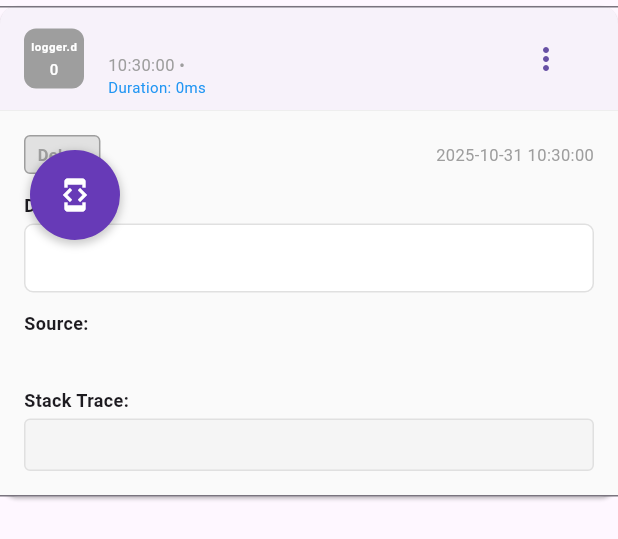
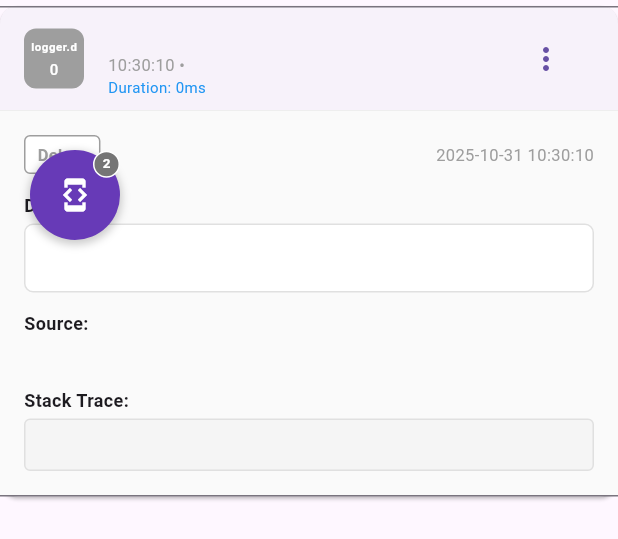
Before and after one commit to codeastartup01dev/flutter_awesome_logger, a Flutter app: the LogEntryWidget widget shown alone on an empty page, opened directly with empty values, after a tap on "logger.d", on a phone screen of 412 x 824 dp. Shown: the top 539 px of the screen. Run offline on Flutter 3.47's test engine with Material 3 defaults, Android fonts, the phone set to English and light mode, and no system bars; our stand-ins replace dio, logger.

```diff
--- a/example/lib/pages/api_demo_page.dart
+++ b/example/lib/pages/api_demo_page.dart
@@ -1,9 +1,7 @@
 import 'package:flutter/material.dart';
 import 'package:dio/dio.dart';
 import 'package:flutter_awesome_logger/flutter_awesome_logger.dart';
-
-/// Global logger instance for API demo
-final logger = FlutterAwesomeLogger.loggingUsingLogger;
+import 'package:flutter_awesome_logger_example/service/my_logger.dart';
 
 /// Model class for User data
 class User {
--- a/example/lib/pages/demo_page.dart
+++ b/example/lib/pages/demo_page.dart
@@ -1,11 +1,9 @@
 import 'package:flutter/material.dart';
 import 'package:dio/dio.dart';
 import 'package:flutter_awesome_logger/flutter_awesome_logger.dart';
+import 'package:flutter_awesome_logger_example/service/my_logger.dart';
 
 import 'api_demo_page.dart';
-
-/// Global logger instance
-final logger = FlutterAwesomeLogger.loggingUsingLogger;
 
 /// Main demo page showing various logger features
 class DemoPage extends StatefulWidget {
--- /dev/null
+++ b/example/lib/service/my_logger.dart
@@ -0,0 +1,3 @@
+import 'package:flutter_awesome_logger/flutter_awesome_logger.dart';
+
+final logger = FlutterAwesomeLogger.loggingUsingLogger;
--- a/lib/src/core/logging_using_logger.dart
+++ b/lib/src/core/logging_using_logger.dart
@@ -127,7 +127,8 @@ class LoggingUsingLogger {
       final frame = frames[i].trim();
       // Skip internal logger files
       if (!frame.contains('awesome_logger.dart') &&
-          !frame.contains('log_entry.dart')) {
+          !frame.contains('log_entry.dart') &&
+          !frame.contains('logging_using_logger.dart')) {
         final match = RegExp(r'(.*) \((.+?):(\d+):(\d+)\)').firstMatch(frame);
         if (match != null) {
           final filePath = match.group(2) ?? '';
@@ -167,7 +168,8 @@ class LoggingUsingLogger {
         .where(
       (frame) =>
           !frame.contains('awesome_logger.dart') &&
-          !frame.contains('log_entry.dart'),
+          !frame.contains('log_entry.dart') &&
+          !frame.contains('logging_using_logger.dart'),
     )
         .map((frame) {
       final match = RegExp(
--- a/lib/src/ui/widgets/logs/log_entry_widget.dart
+++ b/lib/src/ui/widgets/logs/log_entry_widget.dart
@@ -101,8 +101,8 @@ class _LogEntryWidgetState extends State<LogEntryWidget> {
                         vertical: 4,
                       ),
                       decoration: BoxDecoration(
-                        color: const Color(
-                            0x1A000000), // Semi-transparent black for subtle background
+                        color: Colors
+                            .white, // Semi-transparent black for subtle background
                         borderRadius: BorderRadius.circular(4),
                         border: Border.all(
                           color: widget.log.type.color,
--- a/pubspec.yaml
+++ b/pubspec.yaml
@@ -1,6 +1,6 @@
 name: flutter_awesome_logger
-description: "Lightweight debugging with floating logger, automatic API logging (using interceptor), Flutter error logging, and a beautiful UI for viewing logs."
-version: 2.1.0
+description: "Lightweight debugging with floating logger, automatic API logging (using interceptor), Flutter general logging, and a beautiful UI for viewing logs."
+version: 2.1.1
 homepage: https://github.com/codeastartup01dev/flutter_awesome_logger
 repository: https://github.com/codeastartup01dev/flutter_awesome_logger
 issue_tracker: https://github.com/codeastartup01dev/flutter_awesome_logger/issues
```
Also changed, not shown: 2 other files.
